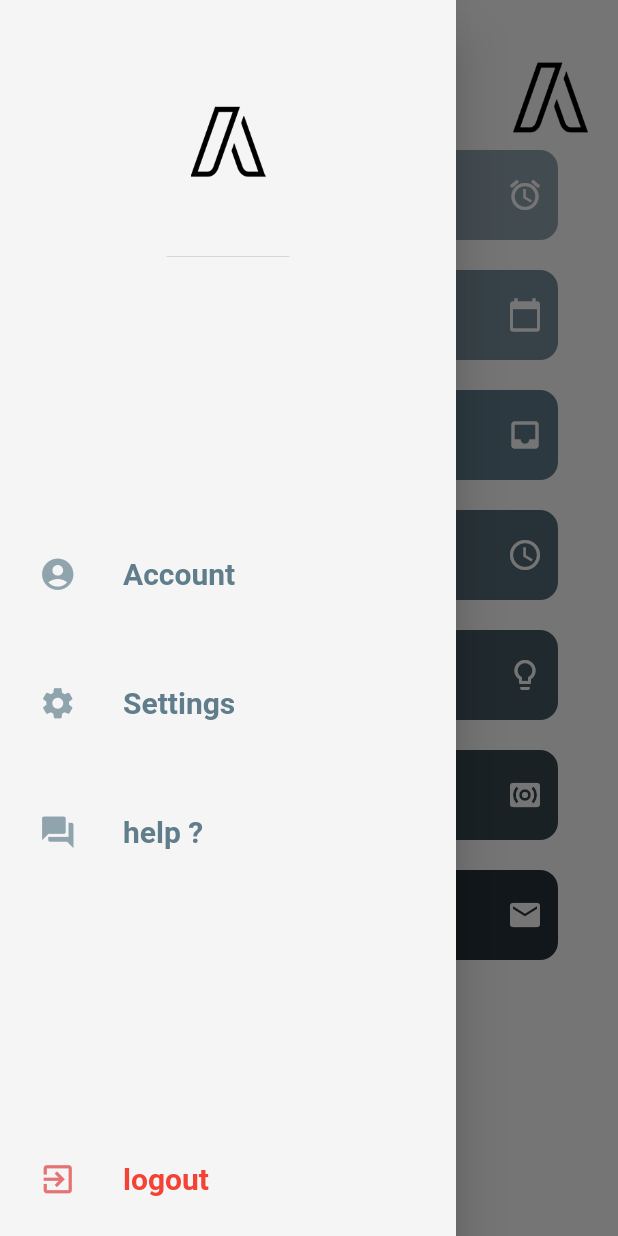
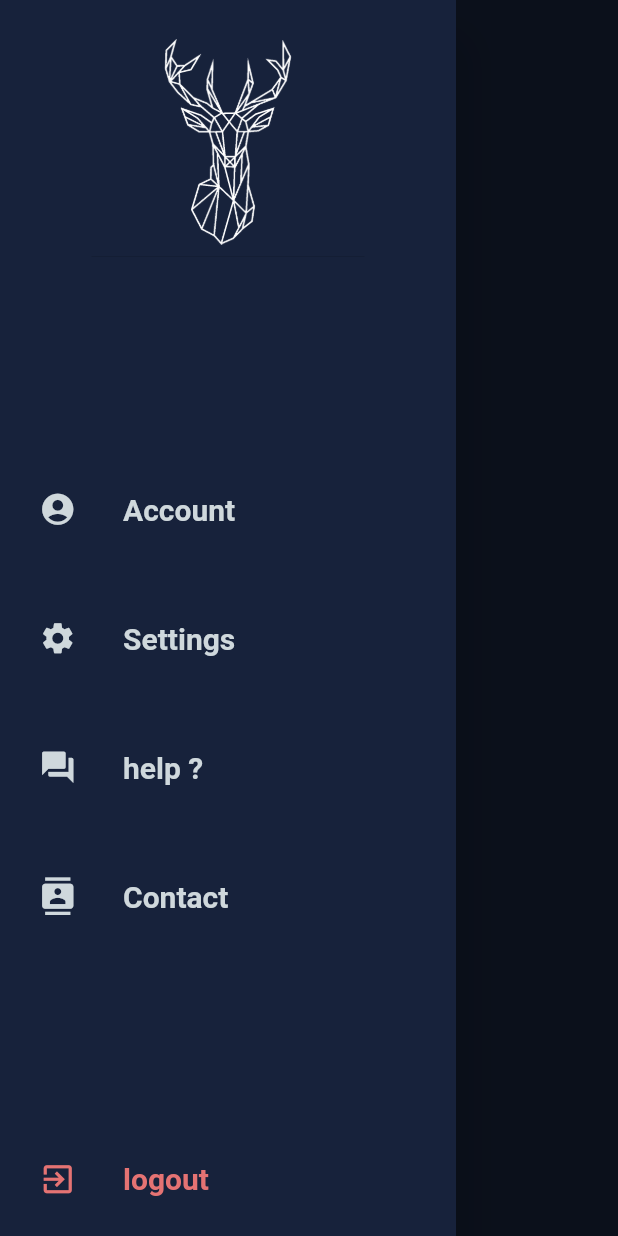
Before and after one commit to Loufi1/Flutter-Ui-Kit, a Flutter app: the MainPage screen opened directly, with the side drawer open, on a phone screen of 412 x 824 dp. Run offline on Flutter 3.47's test engine with Material 2 defaults, Android fonts, the phone set to English and light mode, and no system bars.

Commit message:
[+](MainPage) update mainPage design

```diff
--- a/uikit/lib/main.dart
+++ b/uikit/lib/main.dart
@@ -8,6 +8,7 @@ class MyApp extends StatelessWidget {
   @override
   Widget build(BuildContext context) {
     return MaterialApp(
+      debugShowCheckedModeBanner: false,
       title: 'Uikit',
       home: LoginPage(),
     );
--- a/uikit/lib/pages/mainPage/mainPage.dart
+++ b/uikit/lib/pages/mainPage/mainPage.dart
@@ -1,4 +1,4 @@
-import 'package:uikit/widgets/uikit-card-button.dart';
+import 'package:uikit/services/colorConverter.dart';
 import 'package:flutter/cupertino.dart';
 import 'package:flutter/material.dart';
 
@@ -10,7 +10,7 @@ class MainPage extends StatelessWidget {
   Widget build(BuildContext context) {
     return Scaffold(
       key: _mainPageKey,
-      backgroundColor: Colors.white,
+      backgroundColor: HexColor("17223B"),
       body: Stack(
         children: <Widget>[
           SingleChildScrollView(
@@ -28,83 +28,18 @@ class MainPage extends StatelessWidget {
                           },
                           child:Icon(
                             Icons.menu,
-                            color: Colors.black,
+                            color: Colors.blueGrey[100],
                             size: 30,
                           ),
                         ),
-                        Spacer(flex: 1,),
-                        Image(image: AssetImage('assets/logo.png'), width: 50, height: 50,),
                       ],
                     ),
-                    Padding(padding: EdgeInsets.all(5),),
                     Expanded(
                       child: ListView(
                         shrinkWrap: true,
                         scrollDirection: Axis.vertical,
                         children: <Widget>[
-                          Padding(padding: EdgeInsets.only(left: 20, right: 20, top: 0, bottom: 10),
-                            child: UikitCardButton(buttonName: "Fitbit", icon: Icon(
-                              Icons.alarm,
-                              color: Colors.white,
-                            ),
-                              backgroundColor: Colors.blueGrey[300],
-                              height: 60,
-                            ),
-                          ),
-                          Padding(padding: EdgeInsets.only(left: 20, right: 20, top: 10, bottom: 10),
-                            child: UikitCardButton(buttonName: "Google Calendar", icon: Icon(
-                              Icons.calendar_today,
-                              color: Colors.white,
-                            ),
-                              backgroundColor: Colors.blueGrey[400],
-                              height: 60,
-                            ),
-                          ),
-                          Padding(padding: EdgeInsets.only(left: 20, right: 20, top: 10, bottom: 10),
-                            child: UikitCardButton(buttonName: "DROPBOX", icon: Icon(
-                              Icons.inbox,
-                              color: Colors.white,
-                            ),
-                              backgroundColor: Colors.blueGrey[500],
-                              height: 60,
-                            ),
-                          ),
-                          Padding(padding: EdgeInsets.only(left: 20, right: 20, top: 10, bottom: 10),
-                            child: UikitCardButton(buttonName: "LIFX", icon: Icon(
-                              Icons.access_time,
-                              color: Colors.white,
-                            ),
-                              backgroundColor: Colors.blueGrey[600],
-                              height: 60,
-                            ),
-                          ),
-                          Padding(padding: EdgeInsets.only(left: 20, right: 20, top: 10, bottom: 10),
-                            child: UikitCardButton(buttonName: "Philips Hue", icon: Icon(
-                              Icons.lightbulb_outline,
-                              color: Colors.white,
-                            ),
-                              backgroundColor: Colors.blueGrey[700],
-                              height: 60,
-                            ),
-                          ),
-                          Padding(padding: EdgeInsets.only(left: 20, right: 20, top: 10, bottom: 10),
-                            child: UikitCardButton(buttonName: "Sonos", icon: Icon(
-                              Icons.surround_sound,
-                              color: Colors.white,
-                            ),
-                              backgroundColor: Colors.blueGrey[800],
-                              height: 60,
-                            ),
-                          ),
-                          Padding(padding: EdgeInsets.only(left: 20, right: 20, top: 10, bottom: 10),
-                            child: UikitCardButton(buttonName: "Gmail", icon: Icon(
-                              Icons.mail,
-                              color: Colors.white,
-                            ),
-                              backgroundColor: Colors.blueGrey[900],
-                              height: 60,
-                            ),
-                          ),
+
                         ],
                       ),
                     ),
@@ -117,27 +52,27 @@ class MainPage extends StatelessWidget {
       ),
       drawer: Drawer(
           child: Container(
-              color: Colors.grey[100],
+              color: HexColor("17223B"),
               child: Padding(
                 padding: EdgeInsets.all(10),
                 child: Column(
                   children: <Widget>[
                     DrawerHeader(
                       child: Container(
-                        child: Image(image: AssetImage('assets/logo.png'), width: 50, height: 50,),
+                        child: Image(image: AssetImage('assets/cerf.png'), width: 150, height: 150,),
                       ),
                     ),
                     Spacer(),
                     ListTile(
                       leading: Icon(
                         Icons.account_circle,
-                        color: Colors.blueGrey[300],
+                        color: Colors.blueGrey[100],
                         size: 25,
                       ),
                       title: Text(
                         'Account',
                         style: TextStyle(
-                          color: Colors.blueGrey,
+                          color: Colors.blueGrey[100],
                           fontWeight: FontWeight.bold,
                           fontSize: 20,
                         ),
@@ -150,13 +85,13 @@ class MainPage extends StatelessWidget {
                     ListTile(
                       leading: Icon(
                         Icons.settings,
-                        color: Colors.blueGrey[300],
+                        color: Colors.blueGrey[100],
                         size: 25,
                       ),
                       title: Text(
                         'Settings',
                         style: TextStyle(
-                          color: Colors.blueGrey,
+                          color: Colors.blueGrey[100],
                           fontWeight: FontWeight.bold,
                           fontSize: 20,
                         ),
@@ -169,13 +104,32 @@ class MainPage extends StatelessWidget {
                     ListTile(
                       leading: Icon(
                         Icons.question_answer,
-                        color: Colors.blueGrey[300],
+                        color: Colors.blueGrey[100],
                         size: 25,
                       ),
                       title: Text(
                         'help ?',
                         style: TextStyle(
-                          color: Colors.blueGrey,
+                          color: Colors.blueGrey[100],
+                          fontWeight: FontWeight.bold,
+                          fontSize: 20,
+                        ),
+                      ),
+                      onTap: () {
+                        Navigator.pop(context);
+                      },
+                    ),
+                    Padding(padding: EdgeInsets.only(top: 30),),
+                    ListTile(
+                      leading: Icon(
+                        Icons.contacts,
+                        color: Colors.blueGrey[100],
+                        size: 25,
+                      ),
+                      title: Text(
+                        'Contact',
+                        style: TextStyle(
+                          color: Colors.blueGrey[100],
                           fontWeight: FontWeight.bold,
                           fontSize: 20,
                         ),
@@ -194,7 +148,7 @@ class MainPage extends StatelessWidget {
                       title: Text(
                         'logout',
                         style: TextStyle(
-                          color: Colors.red,
+                          color: Colors.red[300],
                           fontWeight: FontWeight.bold,
                           fontSize: 20,
                         ),
```
